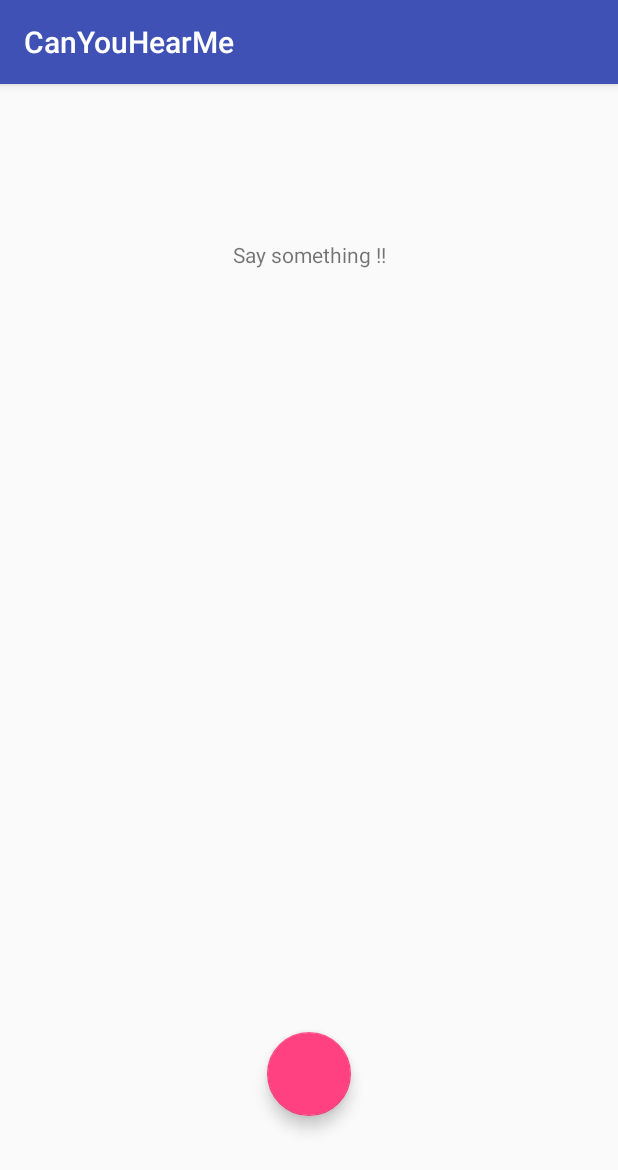
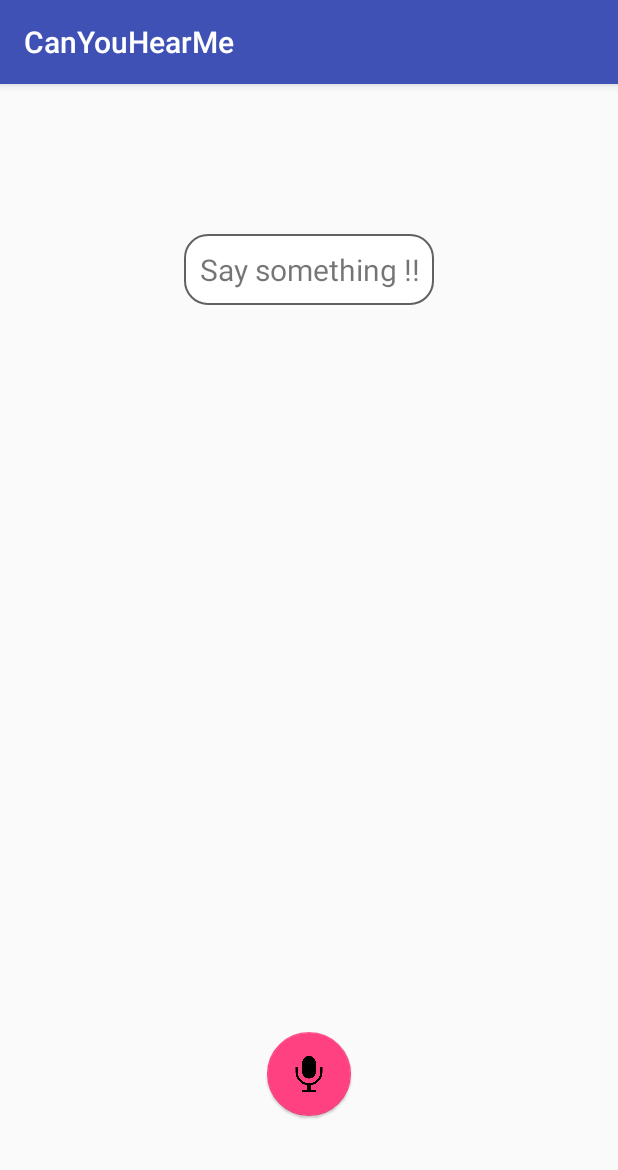
Before and after one commit to DipanshKhandelwal/CanYouHearMe, an Android app: the screen it shows after launch (MainActivity), on a phone screen of 412 x 824 dp. Shown: the top 1170 px of the screen. Run offline under Robolectric (Android 15) with nearby library versions, the phone set to English and light mode, and no system bars.

Commit message:
updated layout

```diff
--- /dev/null
+++ b/app/src/main/res/drawable/border.xml
@@ -0,0 +1,7 @@
+<?xml version="1.0" encoding="UTF-8"?>
+<shape xmlns:android="http://schemas.android.com/apk/res/android" android:shape="rectangle">
+    <corners android:radius="15dp"/>
+    <padding android:left="10dp" android:right="10dp" android:top="10dp" android:bottom="10dp"/>
+    <stroke android:width="2px" android:color="#616161"/>
+    <solid android:color="#ffffff"/>
+</shape>
--- a/app/src/main/res/layout/activity_main.xml
+++ b/app/src/main/res/layout/activity_main.xml
@@ -11,6 +11,9 @@
         android:layout_width="wrap_content"
         android:layout_height="wrap_content"
         android:text="Say something !!"
+        android:textSize="20dp"
+        android:textAlignment="center"
+        android:background="@drawable/border"
         app:layout_constraintBottom_toBottomOf="parent"
         app:layout_constraintLeft_toLeftOf="parent"
         app:layout_constraintRight_toRightOf="parent"
@@ -25,6 +28,8 @@
         android:layout_marginLeft="8dp"
         android:layout_marginRight="8dp"
         android:clickable="true"
+        android:src="@drawable/mic"
+        app:elevation="1dp"
         app:fabSize="normal"
         app:layout_constraintBottom_toBottomOf="parent"
         app:layout_constraintLeft_toLeftOf="parent"
```
Also changed, not shown: app/src/main/res/drawable/mic.png (added).
